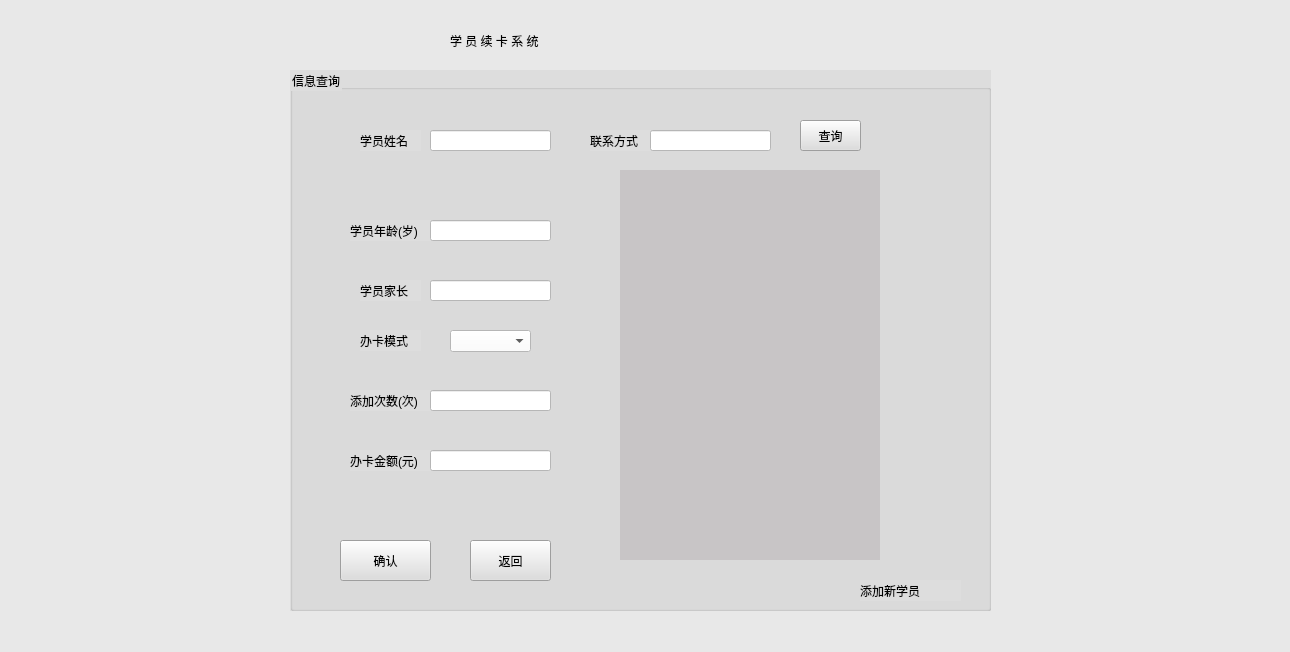
Above: newMember/OldMember.ui from Holy-Shine/Acrotest before the change. Below: the same form after it.
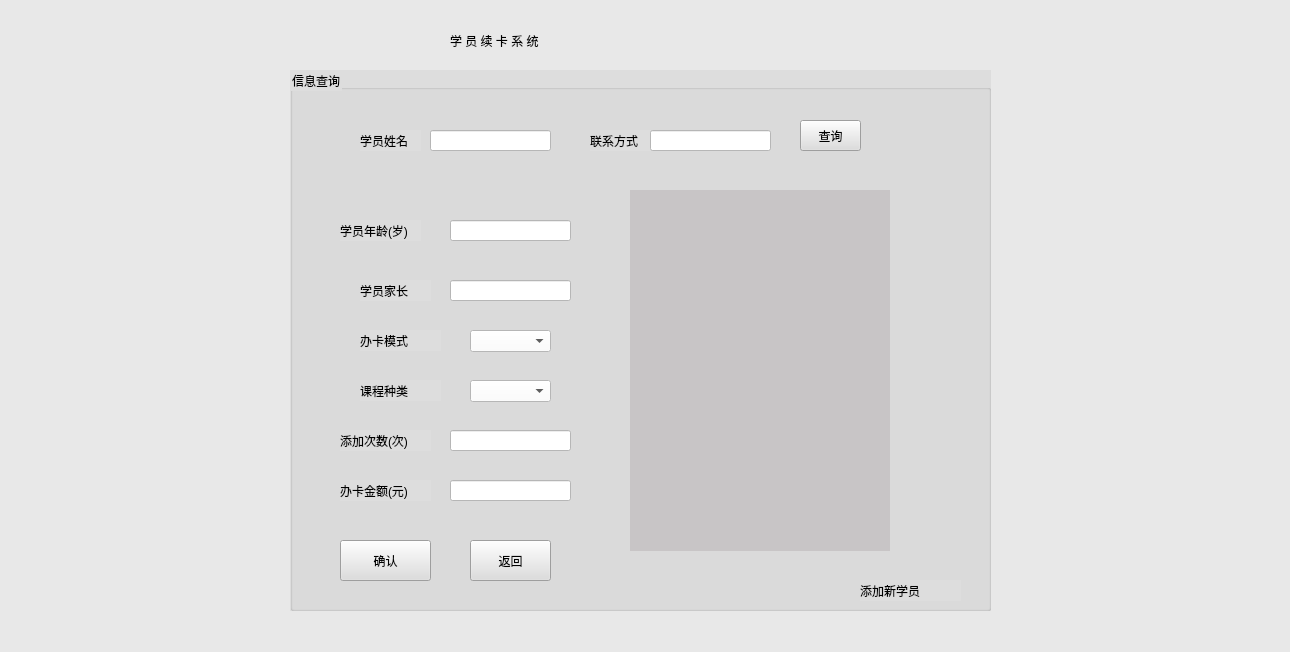
That is the form after the change.

Patch:
```diff
--- a/newMember/OldMember.ui
+++ b/newMember/OldMember.ui
@@ -82,7 +82,7 @@
    <widget class="QLabel" name="lb_age">
     <property name="geometry">
      <rect>
-      <x>60</x>
+      <x>50</x>
       <y>150</y>
       <width>81</width>
       <height>21</height>
@@ -98,7 +98,7 @@
    <widget class="QLineEdit" name="et_age">
     <property name="geometry">
      <rect>
-      <x>140</x>
+      <x>160</x>
       <y>150</y>
       <width>121</width>
       <height>21</height>
@@ -113,7 +113,7 @@
      <rect>
       <x>70</x>
       <y>210</y>
-      <width>61</width>
+      <width>71</width>
       <height>21</height>
      </rect>
     </property>
@@ -127,7 +127,7 @@
    <widget class="QLineEdit" name="et_parent">
     <property name="geometry">
      <rect>
-      <x>140</x>
+      <x>160</x>
       <y>210</y>
       <width>121</width>
       <height>21</height>
@@ -171,7 +171,7 @@
      <rect>
       <x>70</x>
       <y>260</y>
-      <width>61</width>
+      <width>81</width>
       <height>21</height>
      </rect>
     </property>
@@ -185,7 +185,7 @@
    <widget class="QComboBox" name="cb_card">
     <property name="geometry">
      <rect>
-      <x>160</x>
+      <x>180</x>
       <y>260</y>
       <width>81</width>
       <height>22</height>
@@ -198,9 +198,9 @@
    <widget class="QLabel" name="lb_cichu">
     <property name="geometry">
      <rect>
-      <x>60</x>
-      <y>320</y>
-      <width>81</width>
+      <x>50</x>
+      <y>360</y>
+      <width>91</width>
       <height>21</height>
      </rect>
     </property>
@@ -214,8 +214,8 @@
    <widget class="QLineEdit" name="et_cichu">
     <property name="geometry">
      <rect>
-      <x>140</x>
-      <y>320</y>
+      <x>160</x>
+      <y>360</y>
       <width>121</width>
       <height>21</height>
      </rect>
@@ -227,9 +227,9 @@
    <widget class="QLabel" name="lb_money">
     <property name="geometry">
      <rect>
-      <x>60</x>
-      <y>380</y>
-      <width>81</width>
+      <x>50</x>
+      <y>410</y>
+      <width>91</width>
       <height>21</height>
      </rect>
     </property>
@@ -243,8 +243,8 @@
    <widget class="QLineEdit" name="et_money">
     <property name="geometry">
      <rect>
-      <x>140</x>
-      <y>380</y>
+      <x>160</x>
+      <y>410</y>
       <width>121</width>
       <height>21</height>
      </rect>
@@ -269,10 +269,10 @@
    <widget class="QLabel" name="lb_cam">
     <property name="geometry">
      <rect>
-      <x>330</x>
-      <y>100</y>
+      <x>340</x>
+      <y>120</y>
       <width>260</width>
-      <height>390</height>
+      <height>361</height>
      </rect>
     </property>
     <property name="palette">
@@ -412,6 +412,35 @@
      <string>添加新学员</string>
     </property>
    </widget>
+   <widget class="QComboBox" name="cb_classitem">
+    <property name="geometry">
+     <rect>
+      <x>180</x>
+      <y>310</y>
+      <width>81</width>
+      <height>22</height>
+     </rect>
+    </property>
+    <property name="styleSheet">
+     <string notr="true">background-color: rgb(255, 255, 255);</string>
+    </property>
+   </widget>
+   <widget class="QLabel" name="lb_classitem">
+    <property name="geometry">
+     <rect>
+      <x>70</x>
+      <y>310</y>
+      <width>81</width>
+      <height>21</height>
+     </rect>
+    </property>
+    <property name="styleSheet">
+     <string notr="true">font: 10pt &quot;宋体&quot;;</string>
+    </property>
+    <property name="text">
+     <string>课程种类</string>
+    </property>
+   </widget>
   </widget>
  </widget>
  <resources/>
```
